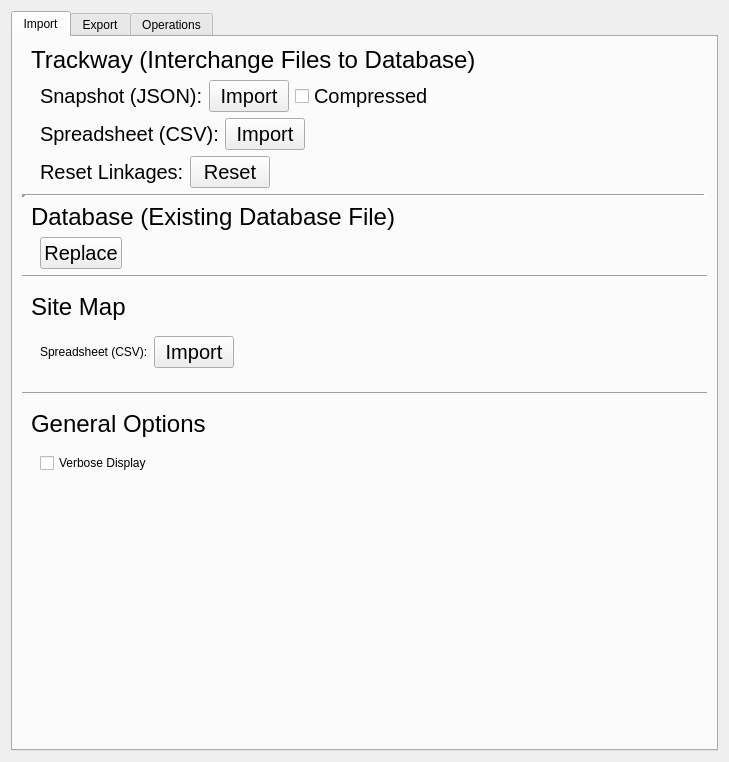
Old version of the form resources/widget/tools/DatabaseManagerWidget/DatabaseManagerWidget.ui in the repository sernst/Cadence.
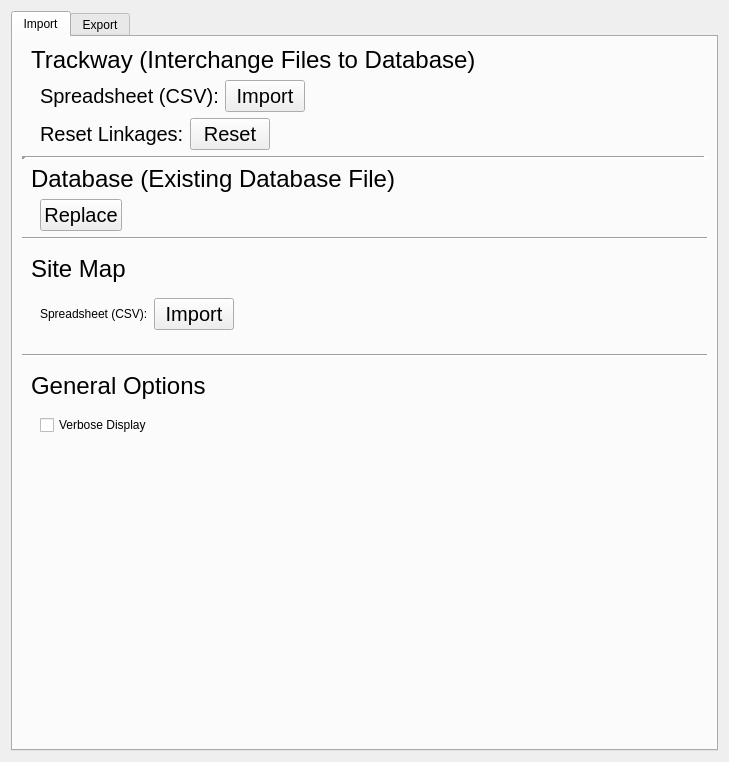
New version of the form.

Commit message: Tracks database refactoring and import enhancements.

The edit to the form file:
```diff
--- a/resources/widget/tools/DatabaseManagerWidget/DatabaseManagerWidget.ui
+++ b/resources/widget/tools/DatabaseManagerWidget/DatabaseManagerWidget.ui
@@ -45,72 +45,6 @@
             </property>
            </widget>
           </item>
-          <item>
-           <widget class="QWidget" name="widget_4" native="true">
-            <layout class="QHBoxLayout" name="horizontalLayout_5">
-             <property name="topMargin">
-              <number>0</number>
-             </property>
-             <property name="rightMargin">
-              <number>12</number>
-             </property>
-             <property name="bottomMargin">
-              <number>0</number>
-             </property>
-             <item>
-              <widget class="QLabel" name="label">
-               <property name="font">
-                <font>
-                 <pointsize>15</pointsize>
-                 <weight>50</weight>
-                 <bold>false</bold>
-                </font>
-               </property>
-               <property name="text">
-                <string>Snapshot (JSON):</string>
-               </property>
-              </widget>
-             </item>
-             <item>
-              <widget class="QPushButton" name="importJsonBtn">
-               <property name="font">
-                <font>
-                 <pointsize>15</pointsize>
-                </font>
-               </property>
-               <property name="text">
-                <string>Import</string>
-               </property>
-              </widget>
-             </item>
-             <item>
-              <widget class="QCheckBox" name="importCompressCheck">
-               <property name="font">
-                <font>
-                 <pointsize>15</pointsize>
-                </font>
-               </property>
-               <property name="text">
-                <string>Compressed</string>
-               </property>
-              </widget>
-             </item>
-             <item>
-              <spacer name="horizontalSpacer_5">
-               <property name="orientation">
-                <enum>Qt::Horizontal</enum>
-               </property>
-               <property name="sizeHint" stdset="0">
-                <size>
-                 <width>40</width>
-                 <height>20</height>
-                </size>
-               </property>
-              </spacer>
-             </item>
-            </layout>
-           </widget>
-          </item>
           <item>
            <widget class="QWidget" name="widget" native="true">
             <layout class="QHBoxLayout" name="horizontalLayout">
@@ -663,60 +597,6 @@
        </item>
       </layout>
      </widget>
-     <widget class="QWidget" name="tab_2">
-      <attribute name="title">
-       <string>Operations</string>
-      </attribute>
-      <layout class="QVBoxLayout" name="verticalLayout_9">
-       <item>
-        <widget class="QWidget" name="widget_2" native="true">
-         <layout class="QHBoxLayout" name="horizontalLayout_2">
-          <item>
-           <widget class="QPushButton" name="mergeBtn">
-            <property name="font">
-             <font>
-              <pointsize>18</pointsize>
-             </font>
-            </property>
-            <property name="text">
-             <string>Merge</string>
-            </property>
-           </widget>
-          </item>
-          <item>
-           <widget class="QLabel" name="label_13">
-            <property name="sizePolicy">
-             <sizepolicy hsizetype="MinimumExpanding" vsizetype="Preferred">
-              <horstretch>0</horstretch>
-              <verstretch>0</verstretch>
-             </sizepolicy>
-            </property>
-            <property name="text">
-             <string>Synchronize the track database with its storage counterpart.</string>
-            </property>
-            <property name="wordWrap">
-             <bool>true</bool>
-            </property>
-           </widget>
-          </item>
-         </layout>
-        </widget>
-       </item>
-       <item>
-        <spacer name="verticalSpacer_3">
-         <property name="orientation">
-          <enum>Qt::Vertical</enum>
-         </property>
-         <property name="sizeHint" stdset="0">
-          <size>
-           <width>20</width>
-           <height>612</height>
-          </size>
-         </property>
-        </spacer>
-       </item>
-      </layout>
-     </widget>
     </widget>
    </item>
   </layout>
```
The commit also changes 16 other files.
